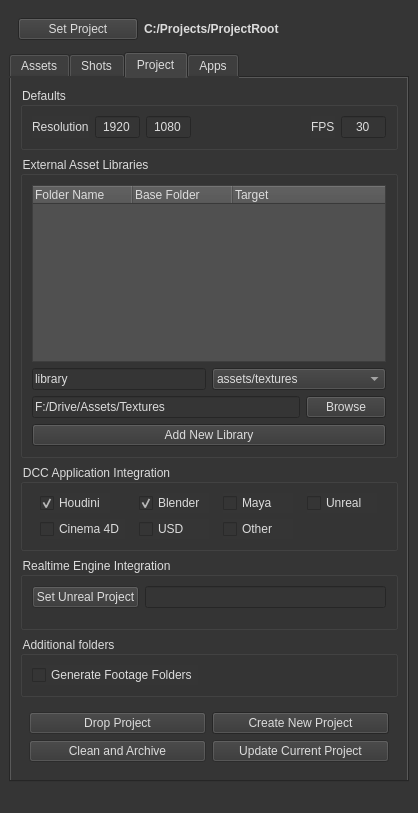
Old version of the form scripts/ui/project_manager.ui in the repository kurzemnieks/re_pipeline.
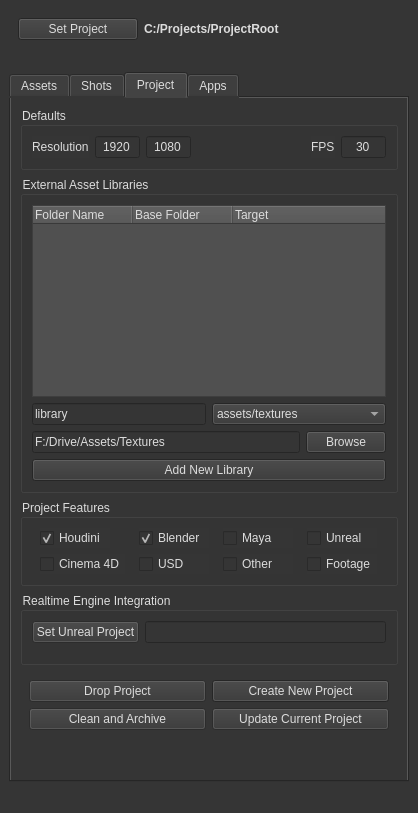
New version of the form. Icons and pictures are not drawn.

What changed in the file:
```diff
--- a/scripts/ui/project_manager.ui
+++ b/scripts/ui/project_manager.ui
@@ -599,7 +599,7 @@
            <string>Create work folders for these apps</string>
           </property>
           <property name="title">
-           <string>DCC Application Integration</string>
+           <string>Project Features</string>
           </property>
           <property name="flat">
            <bool>false</bool>
@@ -693,6 +693,16 @@
              </property>
             </widget>
            </item>
+           <item row="1" column="3">
+            <widget class="QCheckBox" name="checkLivePlate">
+             <property name="toolTip">
+              <string>Generate folders for footage, roto, 3d tracking</string>
+             </property>
+             <property name="text">
+              <string>Footage</string>
+             </property>
+            </widget>
+           </item>
           </layout>
          </widget>
         </item>
@@ -729,25 +739,6 @@
           </layout>
          </widget>
         </item>
-        <item>
-         <widget class="QGroupBox" name="groupBox_3">
-          <property name="title">
-           <string>Additional folders</string>
-          </property>
-          <layout class="QFormLayout" name="formLayout_2">
-           <item row="0" column="0">
-            <widget class="QCheckBox" name="checkLivePlate">
-             <property name="toolTip">
-              <string>Generate folders for footage, roto, tracking</string>
-             </property>
-             <property name="text">
-              <string>Generate Footage Folders</string>
-             </property>
-            </widget>
-           </item>
-          </layout>
-         </widget>
-        </item>
         <item>
          <widget class="QWidget" name="widget" native="true">
           <layout class="QVBoxLayout" name="verticalLayout_6">
```
Left out of the diff: 22 changed lines with no effect on the pictures.
